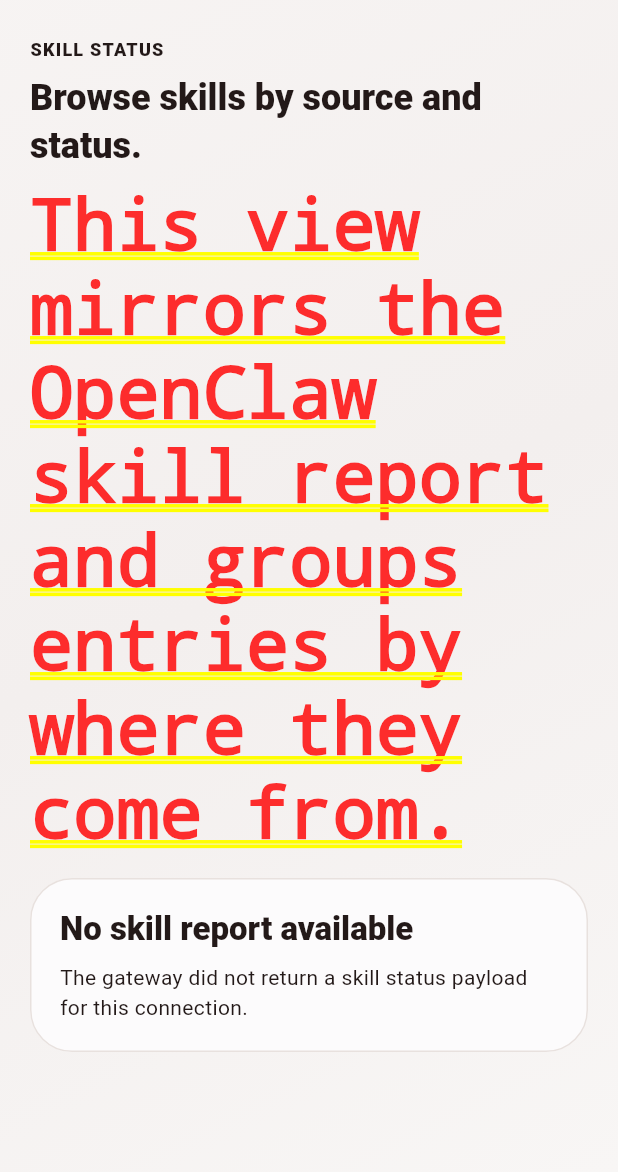
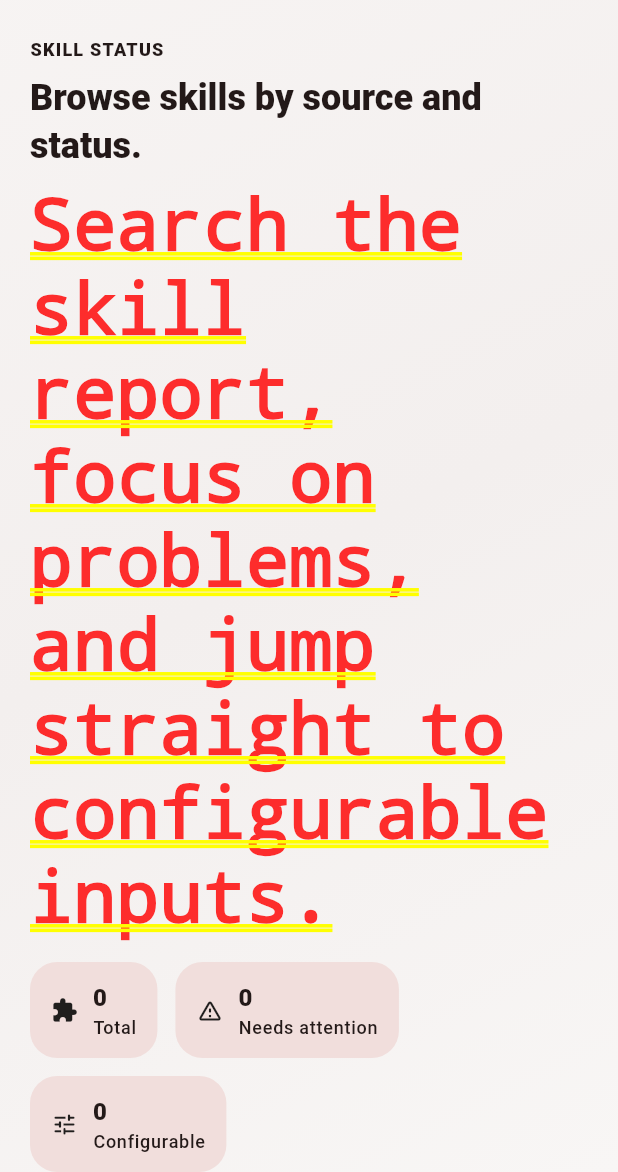
Before and after one commit to AmmarAlasad/ClawUI, a Flutter app: the SkillsScreen screen opened directly, on a phone screen of 412 x 824 dp, the part 64-1236 px from its top. Run offline on Flutter 3.47's test engine with Material 3 defaults, Android fonts, the phone set to English and light mode, and no system bars; our stand-ins replace file_picker, flutter_local_notifications, flutter_secure_storage, image_picker; missing offline and left inert: cryptography, dart:html, flutter_background_service, flutter_chat_core, flutter_chat_ui, gpt_markdown; accounts and stored records are empty.

Commit message:
Improve skills management UX

```diff
--- /dev/null
+++ b/lib/src/ui/skills_overview.dart
@@ -0,0 +1,49 @@
+import '../core/models.dart';
+
+enum SkillsFilter { all, issues, configurable }
+
+List<SkillInfo> buildVisibleSkills({
+  required List<SkillInfo> source,
+  SkillsFilter filter = SkillsFilter.all,
+  String query = '',
+}) {
+  final String normalizedQuery = query.trim().toLowerCase();
+  final List<SkillInfo> filtered = source.where((SkillInfo skill) {
+    if (filter == SkillsFilter.issues && !skillNeedsAttention(skill)) {
+      return false;
+    }
+    if (filter == SkillsFilter.configurable && !skill.canConfigureInput) {
+      return false;
+    }
+    if (normalizedQuery.isEmpty) {
+      return true;
+    }
+    return skill.displayName.toLowerCase().contains(normalizedQuery) ||
+        skill.name.toLowerCase().contains(normalizedQuery) ||
+        skill.status.toLowerCase().contains(normalizedQuery) ||
+        skill.detail.toLowerCase().contains(normalizedQuery) ||
+        skill.normalizedGroup.toLowerCase().contains(normalizedQuery) ||
+        (skill.inputPath?.toLowerCase().contains(normalizedQuery) ?? false);
+  }).toList();
+
+  filtered.sort(
+    (SkillInfo a, SkillInfo b) =>
+        a.displayName.toLowerCase().compareTo(b.displayName.toLowerCase()),
+  );
+  return filtered;
+}
+
+bool skillNeedsAttention(SkillInfo skill) {
+  final String normalized = skill.status.trim().toLowerCase();
+  return normalized == 'blocked' ||
+      normalized == 'missing deps' ||
+      normalized == 'disabled';
+}
+
+int countSkillsNeedingAttention(List<SkillInfo> skills) {
+  return skills.where(skillNeedsAttention).length;
+}
+
+int countConfigurableSkills(List<SkillInfo> skills) {
+  return skills.where((SkillInfo skill) => skill.canConfigureInput).length;
+}
--- a/lib/src/ui/skills_screen.dart
+++ b/lib/src/ui/skills_screen.dart
@@ -2,27 +2,51 @@
 
 import '../app/app_scope.dart';
 import '../core/models.dart';
+import 'skills_overview.dart';
 import 'widgets.dart';
 
-class SkillsScreen extends StatelessWidget {
+class SkillsScreen extends StatefulWidget {
   const SkillsScreen({super.key});
+
+  @override
+  State<SkillsScreen> createState() => _SkillsScreenState();
+}
+
+class _SkillsScreenState extends State<SkillsScreen> {
+  final TextEditingController _searchController = TextEditingController();
+  SkillsFilter _filter = SkillsFilter.all;
+
+  @override
+  void dispose() {
+    _searchController.dispose();
+    super.dispose();
+  }
 
   @override
   Widget build(BuildContext context) {
     final controller = AppScope.of(context);
     final List<SkillInfo> skills = controller.skills;
+    final List<SkillInfo> visibleSkills = buildVisibleSkills(
+      source: skills,
+      filter: _filter,
+      query: _searchController.text,
+    );
     final Map<String, List<SkillInfo>> grouped = <String, List<SkillInfo>>{};
-    for (final SkillInfo skill in skills) {
-      grouped.putIfAbsent(skill.normalizedGroup, () => <SkillInfo>[]).add(skill);
+    for (final SkillInfo skill in visibleSkills) {
+      grouped
+          .putIfAbsent(skill.normalizedGroup, () => <SkillInfo>[])
+          .add(skill);
     }
     final List<String> groupOrder = <String>[
       'Core',
       'Built-in',
       'Installed',
       ...grouped.keys.where(
-        (String key) => !<String>{'Core', 'Built-in', 'Installed'}.contains(key),
+        (String key) =>
+            !<String>{'Core', 'Built-in', 'Installed'}.contains(key),
       ),
     ].where(grouped.containsKey).toList();
+
     return ScreenScaffold(
       title: 'Skills',
       child: Column(
@@ -32,7 +56,71 @@
             eyebrow: 'Skill Status',
             title: 'Browse skills by source and status.',
             description:
-                'This view mirrors the OpenClaw skill report and groups entries by where they come from.',
+                'Search the skill report, focus on problems, and jump straight to configurable inputs.',
+          ),
+          const SizedBox(height: 16),
+          Wrap(
+            spacing: 12,
+            runSpacing: 12,
+            children: <Widget>[
+              _SummaryChip(
+                label: 'Total',
+                value: '${skills.length}',
+                icon: Icons.extension_rounded,
+              ),
+              _SummaryChip(
+                label: 'Needs attention',
+                value: '${countSkillsNeedingAttention(skills)}',
+                icon: Icons.warning_amber_rounded,
+              ),
+              _SummaryChip(
+                label: 'Configurable',
+                value: '${countConfigurableSkills(skills)}',
+                icon: Icons.tune_rounded,
+              ),
+            ],
+          ),
+          const SizedBox(height: 16),
+          TextField(
+            controller: _searchController,
+            onChanged: (_) => setState(() {}),
+            decoration: InputDecoration(
+              hintText: 'Search skills by name, group, status, or config path',
+              prefixIcon: const Icon(Icons.search_rounded),
+              suffixIcon: _searchController.text.isEmpty
+                  ? null
+                  : IconButton(
+                      onPressed: () {
+                        _searchController.clear();
+                        setState(() {});
+                      },
+                      icon: const Icon(Icons.close_rounded),
+                    ),
+            ),
+          ),
+          const SizedBox(height: 12),
+          Wrap(
+            spacing: 8,
+            runSpacing: 8,
+            children: <Widget>[
+              FilterChip(
+                selected: _filter == SkillsFilter.all,
+                label: const Text('All'),
+                onSelected: (_) => setState(() => _filter = SkillsFilter.all),
+              ),
+              FilterChip(
+                selected: _filter == SkillsFilter.issues,
+                label: const Text('Needs attention'),
+                onSelected: (_) =>
+                    setState(() => _filter = SkillsFilter.issues),
+              ),
+              FilterChip(
+                selected: _filter == SkillsFilter.configurable,
+                label: const Text('Configurable'),
+                onSelected: (_) =>
+                    setState(() => _filter = SkillsFilter.configurable),
+              ),
+            ],
           ),
           const SizedBox(height: 16),
           if (skills.isEmpty)
@@ -40,21 +128,19 @@
               title: 'No skill report available',
               message:
                   'The gateway did not return a skill status payload for this connection.',
-            ),
+            )
+          else if (visibleSkills.isEmpty)
+            const EmptyState(
+              title: 'No matching skills',
+              message: 'Try a broader search or switch back to all skills.',
+            )
+          else
             ...groupOrder.map((String groupName) {
-            final List<SkillInfo> items = grouped[groupName]!..sort(
-              (SkillInfo a, SkillInfo b) =>
-                  a.displayName.toLowerCase().compareTo(
-                    b.displayName.toLowerCase(),
-                  ),
-            );
+              final List<SkillInfo> items = grouped[groupName]!;
               return Column(
                 crossAxisAlignment: CrossAxisAlignment.start,
                 children: <Widget>[
-                SectionTitle(
-                  groupName,
-                  trailing: Text('${items.length}'),
-                ),
+                  SectionTitle(groupName, trailing: Text('${items.length}')),
                   ...items.map(
                     (SkillInfo item) => Padding(
                       padding: const EdgeInsets.only(bottom: 12),
@@ -68,8 +154,28 @@
                                 children: <Widget>[
                                   Text(
                                     item.displayName,
-                                  style: Theme.of(context).textTheme.titleMedium
+                                    style: Theme.of(context)
+                                        .textTheme
+                                        .titleMedium
                                         ?.copyWith(fontWeight: FontWeight.w700),
+                                  ),
+                                  const SizedBox(height: 8),
+                                  Wrap(
+                                    spacing: 8,
+                                    runSpacing: 8,
+                                    children: <Widget>[
+                                      _InfoPill(
+                                        icon: Icons.folder_open_rounded,
+                                        label: item.normalizedGroup,
+                                      ),
+                                      if (item.canConfigureInput)
+                                        _InfoPill(
+                                          icon: Icons.tune_rounded,
+                                          label: item.inputPath!
+                                              .split('/')
+                                              .last,
+                                        ),
+                                    ],
                                   ),
                                   if (item.detail.trim().isNotEmpty &&
                                       item.detail.trim().toLowerCase() !=
@@ -97,7 +203,7 @@
                                           _showSkillInputDialog(context, item),
                                       icon: const Icon(Icons.tune_rounded),
                                       label: Text(
-                                      'Set ${item.inputPath!.split('.').last}',
+                                        'Set ${item.inputPath!.split('/').last}',
                                       ),
                                     ),
                                   ],
@@ -115,6 +221,74 @@
                 ],
               );
             }),
+        ],
+      ),
+    );
+  }
+}
+
+class _SummaryChip extends StatelessWidget {
+  const _SummaryChip({
+    required this.label,
+    required this.value,
+    required this.icon,
+  });
+
+  final String label;
+  final String value;
+  final IconData icon;
+
+  @override
+  Widget build(BuildContext context) {
+    return Container(
+      padding: const EdgeInsets.symmetric(horizontal: 14, vertical: 12),
+      decoration: BoxDecoration(
+        color: Theme.of(context).colorScheme.surfaceContainerHighest,
+        borderRadius: BorderRadius.circular(18),
+      ),
+      child: Row(
+        mainAxisSize: MainAxisSize.min,
+        children: <Widget>[
+          Icon(icon, size: 18),
+          const SizedBox(width: 10),
+          Column(
+            crossAxisAlignment: CrossAxisAlignment.start,
+            children: <Widget>[
+              Text(
+                value,
+                style: Theme.of(
+                  context,
+                ).textTheme.titleMedium?.copyWith(fontWeight: FontWeight.w800),
+              ),
+              Text(label, style: Theme.of(context).textTheme.labelMedium),
+            ],
+          ),
+        ],
+      ),
+    );
+  }
+}
+
+class _InfoPill extends StatelessWidget {
+  const _InfoPill({required this.icon, required this.label});
+
+  final IconData icon;
+  final String label;
+
+  @override
+  Widget build(BuildContext context) {
+    return Container(
+      padding: const EdgeInsets.symmetric(horizontal: 10, vertical: 6),
+      decoration: BoxDecoration(
+        color: Theme.of(context).colorScheme.surfaceContainerHighest,
+        borderRadius: BorderRadius.circular(999),
+      ),
+      child: Row(
+        mainAxisSize: MainAxisSize.min,
+        children: <Widget>[
+          Icon(icon, size: 14),
+          const SizedBox(width: 6),
+          Text(label),
         ],
       ),
     );
@@ -153,7 +327,10 @@
   }
 }
 
-Future<void> _showSkillInputDialog(BuildContext context, SkillInfo skill) async {
+Future<void> _showSkillInputDialog(
+  BuildContext context,
+  SkillInfo skill,
+) async {
   final appController = AppScope.read(context);
   final TextEditingController textController = TextEditingController();
   await showDialog<void>(
@@ -172,9 +349,7 @@
             const SizedBox(height: 12),
             TextField(
               controller: textController,
-              decoration: const InputDecoration(
-                labelText: 'Value',
-              ),
+              decoration: const InputDecoration(labelText: 'Value'),
             ),
           ],
         ),
@@ -195,16 +370,12 @@
                 }
                 messenger.showSnackBar(
                   SnackBar(
-                    content: Text(
-                      'Updated ${skill.displayName} input.',
-                    ),
+                    content: Text('Updated ${skill.displayName} input.'),
                   ),
                 );
               } catch (error) {
                 messenger.showSnackBar(
-                  SnackBar(
-                    content: Text(error.toString()),
-                  ),
+                  SnackBar(content: Text(error.toString())),
                 );
               }
             },
```
Also changed, not shown: 1 other file. Lines whose indentation alone changed are shown as unchanged.
